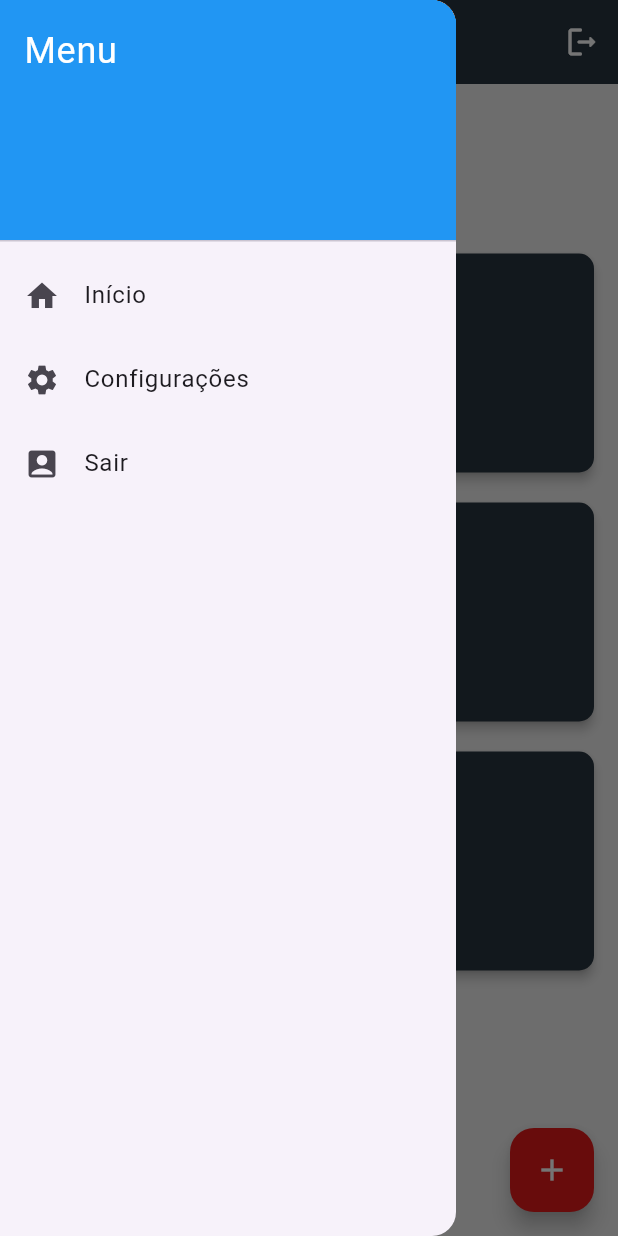
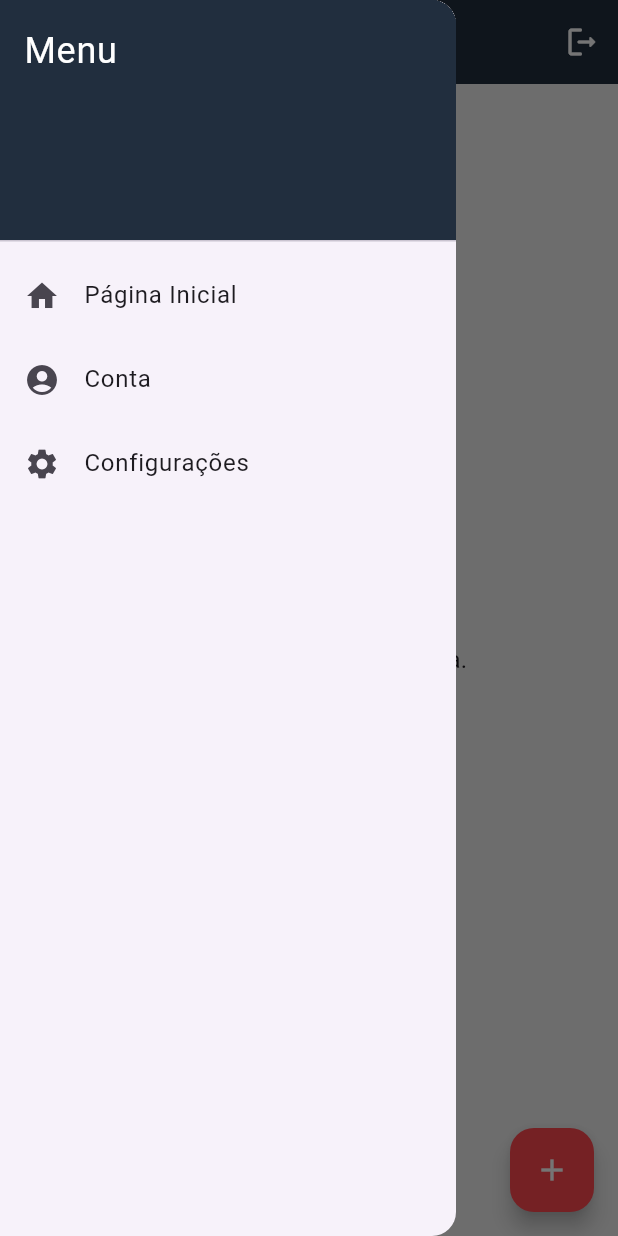
Before and after one commit to JohanVPS/projeto-viagens, a Flutter app: the screen it shows once a user with an empty profile is signed in, with the side drawer open, on a phone screen of 412 x 824 dp. Run offline on Flutter 3.47's test engine with Material 3 defaults, Android fonts, the phone set to English and light mode, and no system bars; our stand-ins replace cloud_firestore, firebase_auth, firebase_core; accounts and stored records are empty; network calls fail.

Commit message:
viagens salvando no banco

```diff
--- a/lib/screens/SignupScreen.dart
+++ b/lib/screens/SignupScreen.dart
@@ -101,7 +101,7 @@ class _SignupScreenState extends State<SignupScreen> {
   Widget build(BuildContext context) {
     var size = MediaQuery.of(context).size;
     return Scaffold(
-      backgroundColor: corFundo(),
+      backgroundColor: corPrimaria(),
       body: Center(
         child: SingleChildScrollView(
           child: Padding(
--- a/lib/screens/homeScreen.dart
+++ b/lib/screens/homeScreen.dart
@@ -1,6 +1,8 @@
+import 'package:cloud_firestore/cloud_firestore.dart';
 import 'package:firebase_auth/firebase_auth.dart';
 import 'package:flutter/material.dart';
 import 'package:viagens/screens/loginScreen.dart';
+import 'package:viagens/widgets/cores.dart';
 
 void main() {
   runApp(HomeScreen());
@@ -13,7 +15,6 @@ class HomeScreen extends StatefulWidget {
 
 class _HomeScreenState extends State<HomeScreen> {
   bool isDarkMode = false;
-
 
   @override
   Widget build(BuildContext context) {
@@ -44,76 +45,38 @@ class _HomeScreenState extends State<HomeScreen> {
         ),
       ),
       themeMode: isDarkMode ? ThemeMode.dark : ThemeMode.light,
-      home: TelaPlanosDeViagem(
-        // toggleTheme: toggleTheme,
-        isDarkMode: isDarkMode,
-      ),
+      home: TelaPlanosDeViagem(),
     );
   }
 }
 
 class TelaPlanosDeViagem extends StatefulWidget {
-  final Function? toggleTheme;
-  final bool isDarkMode;
-  TelaPlanosDeViagem({this.toggleTheme, required this.isDarkMode});
-
   @override
   _TelaPlanosDeViagemState createState() => _TelaPlanosDeViagemState();
 }
 
 class _TelaPlanosDeViagemState extends State<TelaPlanosDeViagem> {
+  final FirebaseAuth _auth = FirebaseAuth.instance;
+  final FirebaseFirestore _firestore = FirebaseFirestore.instance;
 
   Future<void> logout(BuildContext context) async {
     try {
-      await FirebaseAuth.instance.signOut();
-      Navigator.push(
+      await _auth.signOut();
+      Navigator.pushReplacement(
         context,
-      MaterialPageRoute(
-        builder: (context) => LoginScreen(),
-      ),
+        MaterialPageRoute(builder: (context) => LoginScreen()),
       );
-
     } catch (e) {
       print('Erro ao fazer logout: $e');
     }
   }
 
-  final List<PlanoDeViagem> planos = [
-    PlanoDeViagem(
-      titulo: "Paris",
-      data: "12-20 Dez",
-      descricao: "Torre Eiffel e Louvre.",
-      veiculo: "Avião",
-    ),
-    PlanoDeViagem(
-      titulo: "Maldivas",
-      data: "05-10 Jan",
-      descricao: "Resorts de luxo.",
-      veiculo: "Barco",
-    ),
-    PlanoDeViagem(
-      titulo: "Montanhas",
-      data: "15-22 Fev",
-      descricao: "Caminhadas e trilhas.",
-      veiculo: "Carro",
-    ),
-  ];
-
-  void adicionarPlano(String titulo, String data, String descricao, String veiculo) {
-    setState(() {
-      planos.add(PlanoDeViagem(
-        titulo: titulo,
-        data: data,
-        descricao: descricao,
-        veiculo: veiculo,
-      ));
-    });
-  }
-
   void abrirFormularioCadastro() {
     showModalBottomSheet(
       context: context,
-      builder: (context) => FormularioPlano(adicionarPlano: adicionarPlano),
+      builder: (context) => FormularioPlano(
+        usuarioId: _auth.currentUser?.uid,
+      ),
     );
   }
 
@@ -121,19 +84,18 @@ class _TelaPlanosDeViagemState extends State<TelaPlanosDeViagem> {
   Widget build(BuildContext context) {
     return Scaffold(
       appBar: AppBar(
-        backgroundColor: const Color.fromARGB(255, 39, 52, 63),
+        backgroundColor: corPrimaria(),
         elevation: 0,
-        // leading: IconButton(
-        //   icon: Icon(Icons.menu, color: Colors.white),
-        //   onPressed: () {},
-        // ),
+        iconTheme: IconThemeData(
+          color: corBranca(), // Define a cor do ícone do Drawer
+        ),
         actions: [
           IconButton(
             icon: Icon(
               Icons.logout_rounded,
               color: Colors.white,
             ),
-            onPressed: () {logout(context);},
+            onPressed: () => logout(context),
           ),
         ],
         title: Text(
@@ -148,11 +110,11 @@ class _TelaPlanosDeViagemState extends State<TelaPlanosDeViagem> {
       ),
       drawer: Drawer(
         child: ListView(
-          padding: EdgeInsets.zero,
+          padding: EdgeInsets.zero, // Remove padding padrão do Drawer
           children: <Widget>[
             DrawerHeader(
               decoration: BoxDecoration(
-                color: Colors.blue,
+                color: corPrimaria(),
               ),
               child: Text(
                 'Menu',
@@ -164,70 +126,63 @@ class _TelaPlanosDeViagemState extends State<TelaPlanosDeViagem> {
             ),
             ListTile(
               leading: Icon(Icons.home),
-              title: Text('Início'),
+              title: Text('Página Inicial'),
               onTap: () {
-                Navigator.pop(context); // Fecha o Drawer
-                // Navegar para outra página ou realizar alguma ação
+                // Fechar o Drawer
+                Navigator.pop(context);
+              },
+            ),
+            ListTile(
+              leading: Icon(Icons.account_circle_rounded),
+              title: Text('Conta'),
+              onTap: () {
+                // Fechar o Drawer
+                Navigator.pop(context);
               },
             ),
             ListTile(
               leading: Icon(Icons.settings),
               title: Text('Configurações'),
               onTap: () {
-                Navigator.pop(context); // Fecha o Drawer
-                // Navegar para outra página ou realizar alguma ação
-              },
-            ),
-            ListTile(
-              leading: Icon(Icons.account_box),
-              title: Text('Sair'),
-              onTap: () {
-                Navigator.pop(context); // Fecha o Drawer
-                // Adicionar lógica de logout aqui
+                // Fechar o Drawer
+                Navigator.pop(context);
               },
             ),
           ],
         ),
       ),
-      body: Padding(
-        padding: const EdgeInsets.all(16.0),
-        child: Column(
-          crossAxisAlignment: CrossAxisAlignment.start,
-          children: [
-            Text(
-              "Bem-vindo!",
-              style: TextStyle(
-                fontSize: 24,
-                fontWeight: FontWeight.bold,
-                color: Theme.of(context).textTheme.bodyLarge?.color,
+      body: StreamBuilder(
+        stream: _firestore
+            .collection('travels')
+            .where('userId', isEqualTo: _auth.currentUser?.uid)
+            .snapshots(),
+        builder: (context, AsyncSnapshot<QuerySnapshot> snapshot) {
+          if (snapshot.connectionState == ConnectionState.waiting) {
+            return Center(child: CircularProgressIndicator());
+          }
+          if (!snapshot.hasData || snapshot.data!.docs.isEmpty) {
+            return Center(
+              child: Text(
+                "Nenhuma viagem registrada.",
+                style: TextStyle(fontSize: 16),
               ),
-            ),
-            SizedBox(height: 10),
-            Text(
-              "Planos recentes:",
-              style: TextStyle(
-                fontSize: 16,
-                color: Theme.of(context).textTheme.bodyMedium?.color,
-              ),
-            ),
-            SizedBox(height: 20),
-            Expanded(
-              child: ListView(
-                children: planos.map((plano) {
+            );
+          }
+          return ListView(
+            children: snapshot.data!.docs.map((doc) {
+              final data = doc.data() as Map<String, dynamic>;
               return CartaoPlanoDeViagem(
-                    titulo: plano.titulo,
-                    data: plano.data,
-                    descricao: plano.descricao,
-                    veiculo: plano.veiculo,
+                titulo: data['titulo'] ?? '',
+                data: data['data'] ?? '',
+                descricao: data['descricao'] ?? '',
+                veiculo: data['veiculo'] ?? '',
               );
             }).toList(),
-              ),
-            ),
-          ],
-        ),
+          );
+        },
       ),
       floatingActionButton: FloatingActionButton(
-        backgroundColor: const Color.fromARGB(255, 226, 27, 27),
+        backgroundColor: corDestaque(),
         child: Icon(Icons.add, color: Colors.white),
         onPressed: abrirFormularioCadastro,
       ),
@@ -235,24 +190,10 @@ class _TelaPlanosDeViagemState extends State<TelaPlanosDeViagem> {
   }
 }
 
-class PlanoDeViagem {
-  final String titulo;
-  final String data;
-  final String descricao;
-  final String veiculo;
+class FormularioPlano extends StatefulWidget {
+  final String? usuarioId;
 
-  PlanoDeViagem({
-    required this.titulo,
-    required this.data,
-    required this.descricao,
-    required this.veiculo,
-  });
-}
-
-class FormularioPlano extends StatefulWidget {
-  final Function(String, String, String, String) adicionarPlano;
-
-  FormularioPlano({required this.adicionarPlano});
+  FormularioPlano({required this.usuarioId});
 
   @override
   _FormularioPlanoState createState() => _FormularioPlanoState();
@@ -264,7 +205,9 @@ class _FormularioPlanoState extends State<FormularioPlano> {
   final TextEditingController descricaoController = TextEditingController();
   final TextEditingController veiculoController = TextEditingController();
 
-  void enviarPlano() {
+  final FirebaseFirestore _firestore = FirebaseFirestore.instance;
+
+  void enviarPlano() async {
     final titulo = tituloController.text;
     final data = dataController.text;
     final descricao = descricaoController.text;
@@ -273,9 +216,20 @@ class _FormularioPlanoState extends State<FormularioPlano> {
     if (titulo.isNotEmpty &&
         data.isNotEmpty &&
         descricao.isNotEmpty &&
-        veiculo.isNotEmpty) {
-      widget.adicionarPlano(titulo, data, descricao, veiculo);
+        veiculo.isNotEmpty &&
+        widget.usuarioId != null) {
+      try {
+        await _firestore.collection('travels').add({
+          'titulo': titulo,
+          'data': data,
+          'descricao': descricao,
+          'veiculo': veiculo,
+          'userId': widget.usuarioId,
+        });
         Navigator.of(context).pop();
+      } catch (e) {
+        print('Erro ao salvar viagem: $e');
+      }
     }
   }
 
@@ -307,15 +261,23 @@ class _FormularioPlanoState extends State<FormularioPlano> {
           ElevatedButton(
             onPressed: enviarPlano,
             style: ElevatedButton.styleFrom(
-              backgroundColor: const Color.fromARGB(255, 39, 52, 63),
+              backgroundColor: corPrimaria(),
             ),
-            child: Text("Adicionar Plano"),
+            child: Text(
+              "Adicionar Plano",
+              style: TextStyle(color: corBranca()),
+            ),
           ),
           TextButton(
             onPressed: () {
               Navigator.of(context).pop();
             },
-            child: Text("Cancelar"),
+            child: Text(
+              "Cancelar",
+              style: TextStyle(
+                color: corDestaque(),
+              ),
+            ),
           ),
         ],
       ),
@@ -339,10 +301,12 @@ class CartaoPlanoDeViagem extends StatelessWidget {
   @override
   Widget build(BuildContext context) {
     return Card(
-      elevation: 3,
-      margin: EdgeInsets.symmetric(vertical: 10),
-      color: const Color.fromARGB(255, 39, 52, 63),
-      shape: RoundedRectangleBorder(borderRadius: BorderRadius.circular(10)),
+      elevation: 4,
+      margin: EdgeInsets.symmetric(vertical: 10, horizontal: 16),
+      shape: RoundedRectangleBorder(
+        borderRadius: BorderRadius.circular(12),
+      ),
+      color: corPrimaria(),
       child: Padding(
         padding: const EdgeInsets.all(16.0),
         child: Column(
@@ -351,33 +315,53 @@ class CartaoPlanoDeViagem extends StatelessWidget {
             Text(
               titulo,
               style: TextStyle(
-                fontSize: 18,
+                fontSize: 20,
                 fontWeight: FontWeight.bold,
-                color: const Color.fromARGB(255, 215, 34, 34),
+                color: corTitulo(),
+              ),
+            ),
+            Divider(
+              color: corDestaque(),
+              thickness: 1,
+              height: 20,
+            ),
+            Text(
+              "Data: $data",
+              style: TextStyle(
+                fontSize: 14,
+                color: corCinzaClaro(),
               ),
             ),
             SizedBox(height: 8),
             Text(
-              data,
+              "Descrição:",
               style: TextStyle(
-                fontSize: 14,
-                color: const Color.fromARGB(255, 39, 52, 63),
+                fontSize: 16,
+                fontWeight: FontWeight.bold,
+                color: corBranca(),
               ),
             ),
-            SizedBox(height: 10),
             Text(
               descricao,
               style: TextStyle(
                 fontSize: 14,
-                color: Colors.grey[300],
+                color: corBranca(),
               ),
             ),
-            SizedBox(height: 10),
+            SizedBox(height: 8),
             Text(
-              "Veículo: $veiculo",
+              "Veículo:",
+              style: TextStyle(
+                fontSize: 16,
+                fontWeight: FontWeight.bold,
+                color: corBranca(),
+              ),
+            ),
+            Text(
+              veiculo,
               style: TextStyle(
                 fontSize: 14,
-                color: Colors.grey[300],
+                color: corBranca(),
               ),
             ),
           ],
```
Also changed, not shown: lib/screens/loginScreen.dart (+4 -3 lines), lib/widgets/cores.dart (+1 -17 lines). Lines whose indentation alone changed are shown as unchanged.
